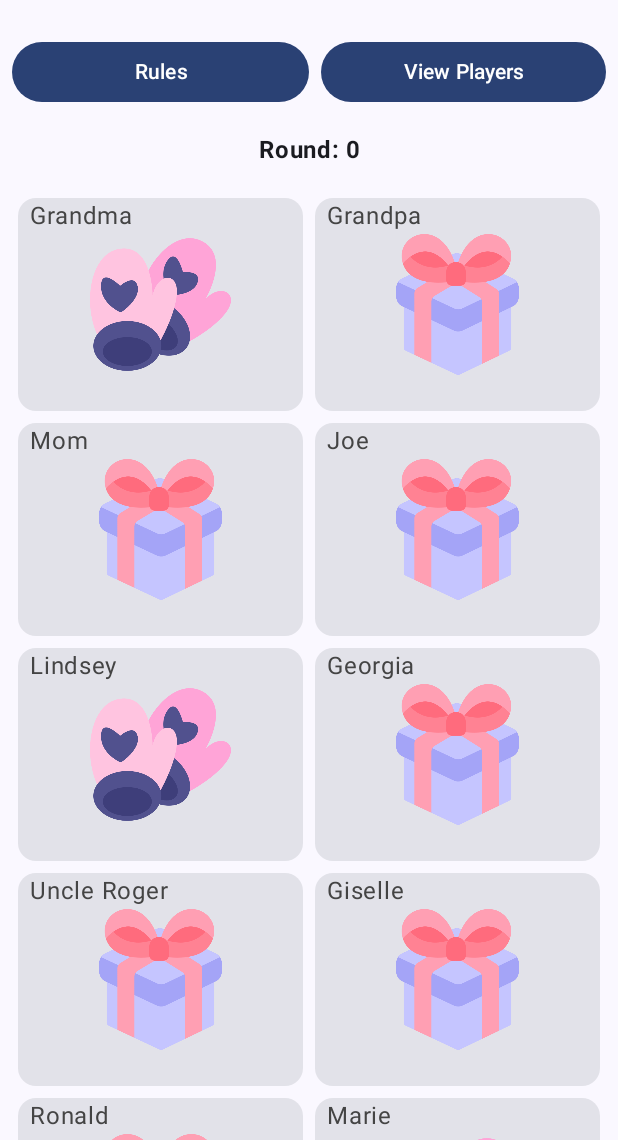
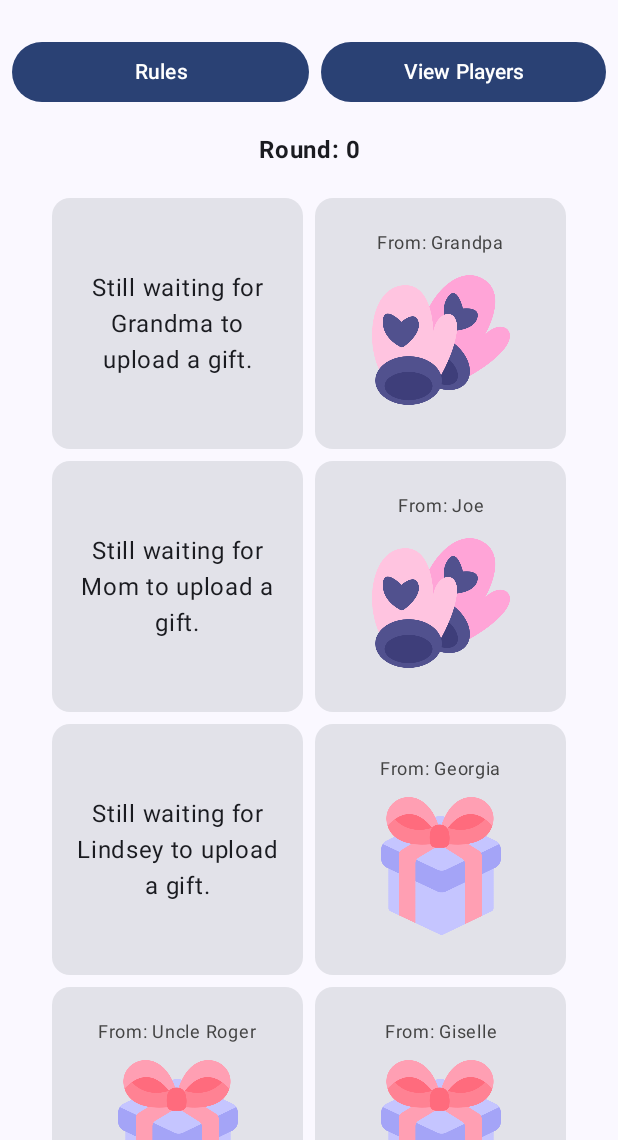
Before and after one commit to gbmyt/white-elephant, an Android app built with Jetpack Compose: the screen it shows after launch (MainActivity), on a phone screen of 412 x 824 dp, the part 96-1236 px from its top. Run offline under Robolectric (Android 15) with nearby library versions, the phone set to English and light mode, and no system bars.

Commit message:
- Implemented unwrap gift logic.     - If a player clicks on the gift card, an alert box asks the player to confirm they want to unwrap the clicked gift.     - If the gift the player clicked on was already unwrapped, the alert box instead asks the player to confirm they want to steal it.     - If the player hasn’t uploaded a gift their card displays an error message and clicking on the card will also display a message that tells the player to wait until the gift image is uploaded.
- Tweaked text and image sizes, refactored out some additional dimension and string values to the /res folder.

- Tweaked Player and Gift models. A Player’s gift and a Gift’s giftReceiver values can be null

TODOs:
- Implement steal gift logic (requires setting up state to tell application who the current player is, and what round we are in. Only the currently active player should have the option to unwrap or steal a gift.)

- Refactor state logic out to the GameViewModel file

- Test UI and game logic

```diff
--- a/app/src/main/java/com/example/whiteelephantgiftexchange/data/PlayerData.kt
+++ b/app/src/main/java/com/example/whiteelephantgiftexchange/data/PlayerData.kt
@@ -6,18 +6,18 @@ import com.example.whiteelephantgiftexchange.model.Player
 
 class PlayerData {
     val players = listOf<Player>(
-        Player("Grandma", gift = Gift(R.drawable.gloves),  giftUploaded = true),
-        Player("Grandpa", gift = Gift()),
-        Player("Mom", gift = Gift()),
-        Player("Joe", gift = Gift()),
-        Player("Lindsey", gift = Gift(R.drawable.gloves), giftUploaded = true),
-        Player("Georgia", gift = Gift()),
-        Player("Uncle Roger", gift = Gift()),
-        Player("Giselle", gift = Gift()),
-        Player("Ronald", gift = Gift()),
-        Player("Marie", gift = Gift(R.drawable.gloves), giftUploaded = true),
-        Player("Linda", gift = Gift(R.drawable.gloves), giftUploaded = true),
-        Player("Georgia", gift = Gift()),
-        Player("Uncle Ted", gift = Gift()),
+        Player("Grandma"),
+        Player("Grandpa", gift = Gift(R.drawable.gloves, false)),
+        Player("Mom"),
+        Player("Joe", gift = Gift(R.drawable.gloves, false)),
+        Player("Lindsey"),
+        Player("Georgia", gift = Gift(R.drawable.gloves)),
+        Player("Uncle Roger", gift = Gift(R.drawable.gloves)),
+        Player("Giselle", gift = Gift(R.drawable.gloves)),
+        Player("Ronald", gift = Gift(R.drawable.gloves, false)),
+        Player("Marie", gift = Gift(R.drawable.gloves)),
+        Player("Linda", gift = Gift(R.drawable.gloves)),
+        Player("Georgia", gift = Gift(R.drawable.gloves, false)),
+        Player("Uncle Ted"),
     )
 }
--- a/app/src/main/java/com/example/whiteelephantgiftexchange/model/Gift.kt
+++ b/app/src/main/java/com/example/whiteelephantgiftexchange/model/Gift.kt
@@ -4,6 +4,7 @@ import androidx.annotation.DrawableRes
 import com.example.whiteelephantgiftexchange.R
 
 data class Gift(
-    @DrawableRes var image: Int = R.drawable.gift,
-    val isWrapped: Boolean = true,
+    @DrawableRes val image: Int,
+    var isWrapped: Boolean = true,
+    var giftReceiver: Player? = null
 )
--- a/app/src/main/java/com/example/whiteelephantgiftexchange/model/Player.kt
+++ b/app/src/main/java/com/example/whiteelephantgiftexchange/model/Player.kt
@@ -5,6 +5,6 @@ import com.example.whiteelephantgiftexchange.R
 
 class Player (
     val name: String = "",
-    val gift: Gift,
-    val giftUploaded: Boolean = false
+    val gift: Gift? = null,
+//    val giftUploaded: Boolean = false
 )
--- a/app/src/main/java/com/example/whiteelephantgiftexchange/ui/GameViewModel.kt
+++ b/app/src/main/java/com/example/whiteelephantgiftexchange/ui/GameViewModel.kt
@@ -11,7 +11,7 @@ class GameViewModel: ViewModel() {
     // GAME STATE
 
     // Backing property to avoid state updates from other classes
-    private val _uiState = MutableStateFlow(GameUiState(0)) // Private State
+    private val _uiState = MutableStateFlow(GameUiState()) // Private State
     val uiState: StateFlow<GameUiState> = _uiState.asStateFlow() // State the UI can safely consume
 
     var players: List<Player> = PlayerData().players
--- a/app/src/main/java/com/example/whiteelephantgiftexchange/ui/screens/GameScreen.kt
+++ b/app/src/main/java/com/example/whiteelephantgiftexchange/ui/screens/GameScreen.kt
@@ -1,6 +1,5 @@
 package com.example.whiteelephantgiftexchange.ui.screens
 
-import android.util.Log
 import androidx.compose.foundation.Image
 import androidx.compose.foundation.clickable
 import androidx.compose.foundation.layout.Arrangement
@@ -14,15 +13,20 @@ import androidx.compose.foundation.layout.padding
 import androidx.compose.foundation.layout.size
 import androidx.compose.foundation.rememberScrollState
 import androidx.compose.foundation.verticalScroll
+import androidx.compose.material3.AlertDialog
 import androidx.compose.material3.Button
 import androidx.compose.material3.Card
+import androidx.compose.material3.MaterialTheme
 import androidx.compose.material3.Text
+import androidx.compose.material3.TextButton
 import androidx.compose.runtime.Composable
 import androidx.compose.runtime.collectAsState
 import androidx.compose.runtime.getValue
+import androidx.compose.runtime.mutableStateOf
+import androidx.compose.runtime.remember
 import androidx.compose.ui.Alignment
 import androidx.compose.ui.Modifier
-import androidx.compose.ui.graphics.Color
+import androidx.compose.ui.res.dimensionResource
 import androidx.compose.ui.res.painterResource
 import androidx.compose.ui.res.stringResource
 import androidx.compose.ui.text.font.FontWeight
@@ -33,26 +37,28 @@ import androidx.lifecycle.viewmodel.compose.viewModel
 import com.example.whiteelephantgiftexchange.R
 import com.example.whiteelephantgiftexchange.WhiteElephantGiftExchangeApp
 import com.example.whiteelephantgiftexchange.model.Player
+import com.example.whiteelephantgiftexchange.ui.GameUiState
 import com.example.whiteelephantgiftexchange.ui.GameViewModel
 import com.example.whiteelephantgiftexchange.ui.theme.WhiteElephantGiftExchangeTheme
 
 @Composable
 fun GameScreen(
-    gameViewModel: GameViewModel = viewModel(),
     onRulesButtonClicked: () -> Unit,
     onPlayerButtonClicked: () -> Unit,
-    modifier: Modifier = Modifier
+    modifier: Modifier = Modifier,
+    gameViewModel: GameViewModel = viewModel(),
 ) {
     Column(
+        verticalArrangement = Arrangement.Center,
+        horizontalAlignment = Alignment.CenterHorizontally,
         modifier = modifier
             .verticalScroll(rememberScrollState())
-            .padding(8.dp),
-        verticalArrangement = Arrangement.Center,
-        horizontalAlignment = Alignment.CenterHorizontally
+            .fillMaxSize()
+            .padding(dimensionResource(id = R.dimen.padding_small))
     ) {
         val gameUiState by gameViewModel.uiState.collectAsState()
 
-        Header(onRulesButtonClicked, onPlayerButtonClicked)
+        Header(gameUiState, onRulesButtonClicked, onPlayerButtonClicked)
         ImageGrid(players = gameViewModel.players)
     }
 }
@@ -68,50 +74,96 @@ fun ImageGrid(
         maxItemsInEachRow = 2
     ) {
         players.forEach { player ->
-            Card(
-                modifier = modifier
-                    .size(150.dp)
-                    .padding(4.dp)
-                    .weight(1f)
-            ) {
-                // On card click, An Alert Box should have the user confirm they want to unwrap the selected gift
-                Box(modifier = modifier
-                    .fillMaxSize()
-                    .clickable(onClick = {
-                        Log.d("CLICK LOG", "Button Clicked!")
+            PlayerGiftCard(player = player)
+        }
+    }
+}
 
-                        if (player.gift.isWrapped /* and player isn't gift giver TODO */) {
-                            // ask the player to confirm they want to open it
-                            // update the image resource displayed on the screen
-                            player.gift.image = R.drawable.gloves
-                        } else {
-                            // ask player to confirm they want to steal TODO
+@Composable
+fun PlayerGiftCard(player: Player, modifier: Modifier = Modifier) {
+    val openAlertDialog = remember { mutableStateOf(false) }
+
+    Card(
+        modifier = Modifier
+            .size(dimensionResource(id = R.dimen.gift_card_size))
+            .padding(dimensionResource(id = R.dimen.padding_xs))
+            .clickable(
+                onClick = {
+                    openAlertDialog.value = !openAlertDialog.value
+                }
+            )
+    ) {
+        // On card click, An Alert Box should have the user confirm they want to unwrap the selected gift
+        Box(contentAlignment = Alignment.Center, modifier = modifier.fillMaxSize()) {
+
+            val alertDialogText = when {
+                player.gift == null -> stringResource(id = R.string.alertbox_missing_gift_error, player.name)
+                (player.gift != null && player.gift.isWrapped) -> stringResource(id = R.string.alertbox_unwrap_gift_confirmation, player.name)
+                else -> stringResource(R.string.alertbox_steal_gift_confirmation)
+            }
+
+            if (openAlertDialog.value) {
+                AlertDialog(
+                    text = { Text(text = alertDialogText) },
+                    onDismissRequest = { openAlertDialog.value = false },
+                    confirmButton = {
+                        if (player.gift != null) {
+                            TextButton(
+                                onClick = {
+                                    openAlertDialog.value = false
+
+                                    if (player.gift.isWrapped) {
+                                        if (player.gift != null) player.gift.isWrapped = false
+                                        // TODO: Set the gift receiver to the player who clicked 'unwrap'
+                                    } else {
+                                        // Steal gift logic
+                                        // player.gift.giftReceiver = currentPlayer
+                                    }
+
+                            }) {
+                                Text("Confirm")
+                            }
                         }
-                    })
+                    },
+                    dismissButton = {
+                        TextButton(onClick = {
+                            openAlertDialog.value = false
+                        }) { Text("Exit") }
+                    }
+                )
+            }
+
+            if (player.gift?.image == null)  {
+                Text(
+                    text = stringResource(id = R.string.missing_gift, player.name),
+                    textAlign = TextAlign.Center,
+                    modifier = Modifier.padding(dimensionResource(R.dimen.padding_medium))
+                )
+            } else {
+                Column(
+                    verticalArrangement = Arrangement.Center,
+                    horizontalAlignment = Alignment.CenterHorizontally,
+                    modifier = modifier
                 ) {
                     Text(
-                        text = player.name,
+                        text = stringResource(id = R.string.gift_from_message, player.name),
                         textAlign = TextAlign.Start,
-                        color = Color.DarkGray,
-                        modifier = modifier.padding(start = 8.dp)
+                        style = MaterialTheme.typography.labelSmall,
+                        modifier = Modifier.padding(bottom = dimensionResource(id = R.dimen.padding_small))
                     )
 
                     Image(
-                        painter = painterResource(id = player.gift.image),
-                        contentDescription = null,
+                        painter = if (player.gift.isWrapped) painterResource(id = R.drawable.gift) else painterResource(
+                            id = player.gift.image
+                        ),
+                        contentDescription = if (player.gift.isWrapped) stringResource(id = R.string.wrapped_gift) else stringResource(
+                            id = R.string.unwrapped_gift
+                        ),
                         modifier = modifier
-                            .padding(24.dp)
-                            .fillMaxSize()
+                            .size(dimensionResource(id = R.dimen.image_size))
+                            // .align(Alignment.Center)
+                            .padding(dimensionResource(id = R.dimen.padding_xs))
                     )
-
-//                    Text(
-//                        text = if (item.isWrapped) "wrapped" else "unwrapped",
-//                        fontWeight = if (item.isWrapped) FontWeight.Normal else FontWeight.Bold,
-//                        color = Color.DarkGray,
-//                        modifier = modifier
-//                            .align(Alignment.BottomEnd)
-//                            .padding(horizontal = 4.dp)
-//                    )
                 }
             }
         }
@@ -120,9 +172,10 @@ fun ImageGrid(
 
 @Composable
 fun Header(
+    gameUiState: GameUiState,
     onRulesButtonClicked: () -> Unit,
     onPlayerButtonClicked: () -> Unit,
-   modifier: Modifier = Modifier
+    modifier: Modifier = Modifier
 ) {
     Row(modifier = modifier.padding(vertical = 16.dp)) {
         Button(
@@ -148,7 +201,7 @@ fun Header(
         }
     }
     Text(
-        text = stringResource(id = R.string.round_info),
+        text = "${ stringResource(id = R.string.round_info) } ${gameUiState.round}",
         textAlign = TextAlign.Center,
         fontWeight = FontWeight.Bold,
         modifier = modifier.padding(bottom = 16.dp)
--- a/app/src/main/java/com/example/whiteelephantgiftexchange/ui/screens/PlayersScreen.kt
+++ b/app/src/main/java/com/example/whiteelephantgiftexchange/ui/screens/PlayersScreen.kt
@@ -109,7 +109,7 @@ fun PlayersList(modifier: Modifier = Modifier) {
                             .padding(start = 48.dp)
                     ) {
 
-                        if (player.giftUploaded) {
+                        if (player.gift != null) {
                             Icon(
                                 painter = painterResource(id = R.drawable.done_24px),
                                 contentDescription = null,
--- a/app/src/main/java/com/example/whiteelephantgiftexchange/ui/theme/Type.kt
+++ b/app/src/main/java/com/example/whiteelephantgiftexchange/ui/theme/Type.kt
@@ -1,6 +1,7 @@
 package com.example.whiteelephantgiftexchange.ui.theme
 
 import androidx.compose.material3.Typography
+import androidx.compose.ui.graphics.Color
 import androidx.compose.ui.text.TextStyle
 import androidx.compose.ui.text.font.FontFamily
 import androidx.compose.ui.text.font.FontWeight
@@ -14,21 +15,23 @@ val Typography = Typography(
         fontSize = 16.sp,
         lineHeight = 24.sp,
         letterSpacing = 0.5.sp
-    )
-    /* Other default text styles to override
-    titleLarge = TextStyle(
-        fontFamily = FontFamily.Default,
-        fontWeight = FontWeight.Normal,
-        fontSize = 22.sp,
-        lineHeight = 28.sp,
-        letterSpacing = 0.sp
     ),
     labelSmall = TextStyle(
         fontFamily = FontFamily.Default,
-        fontWeight = FontWeight.Medium,
-        fontSize = 11.sp,
+        fontWeight = FontWeight.Normal,
+        color = Color.DarkGray,
+        fontSize = 12.sp,
         lineHeight = 16.sp,
         letterSpacing = 0.5.sp
     )
+
+    /* Other default text styles to override
+        titleLarge = TextStyle(
+            fontFamily = FontFamily.Default,
+            fontWeight = FontWeight.Normal,
+            fontSize = 22.sp,
+            lineHeight = 28.sp,
+            letterSpacing = 0.sp
+        ),
     */
 )
--- a/app/src/main/res/values/dimens.xml
+++ b/app/src/main/res/values/dimens.xml
@@ -1,7 +1,11 @@
 <?xml version="1.0" encoding="utf-8"?>
 <resources>
+    <dimen name="padding_xs">4dp</dimen>
     <dimen name="padding_small">8dp</dimen>
     <dimen name="padding_medium">16dp</dimen>
     <dimen name="padding_large">24dp</dimen>
     <dimen name="padding_xl">48dp</dimen>
+
+    <dimen name="image_size">100dp</dimen>
+    <dimen name="gift_card_size">175dp</dimen>
 </resources>
--- a/app/src/main/res/values/strings.xml
+++ b/app/src/main/res/values/strings.xml
@@ -1,14 +1,29 @@
 <resources>
+    <!-- App & Navigation -->
     <string name="app_name">White Elephant Gift Exchange</string>
     <string name="back_button">Back</string>
 
+    <!-- Player Info -->
     <string name="view_players">View Players</string>
     <string name="players">Players</string>
     <string name="import_contacts">+ Import Contacts</string>
     <string name="add_gift">Add Gift 🎁</string>
 
+    <!-- Game Rules -->
     <string name="game_rules">Rules</string>
     <string name="game_rules_header">How to Play</string>
 
-    <string name="round_info">Round: 0</string>
+    <!-- Current Game Info -->
+    <string name="round_info">Round: </string>
+    <string name="missing_gift">Still waiting for %s to upload a gift.</string>
+
+    <!-- Gift Actions Info -->
+    <string name="alertbox_unwrap_gift_confirmation">Unwrap %s\'s gift?</string>
+    <string name="alertbox_steal_gift_confirmation">Steal This Gift?</string>
+    <string name="alertbox_missing_gift_error">Sorry, %s hasn\'t uploaded their gift yet.</string>
+
+    <!-- Gift Info -->
+    <string name="unwrapped_gift">Unwrapped Gift</string>
+    <string name="wrapped_gift">Wrapped Gift</string>
+    <string name="gift_from_message">From: %s</string>
 </resources>
```
